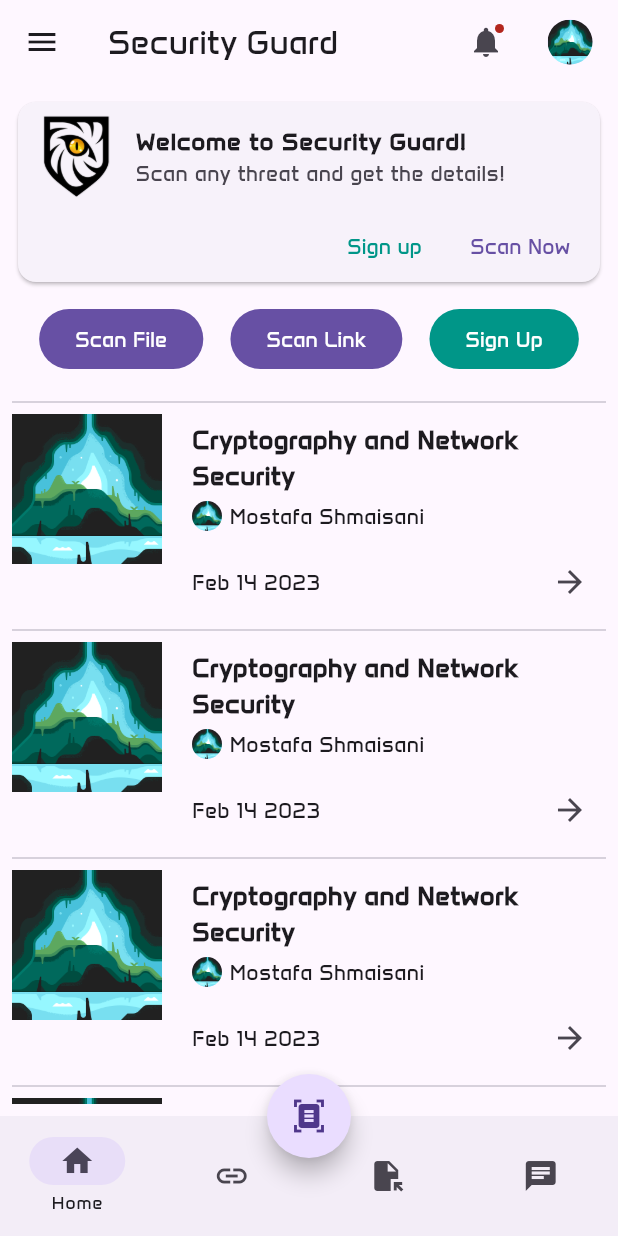
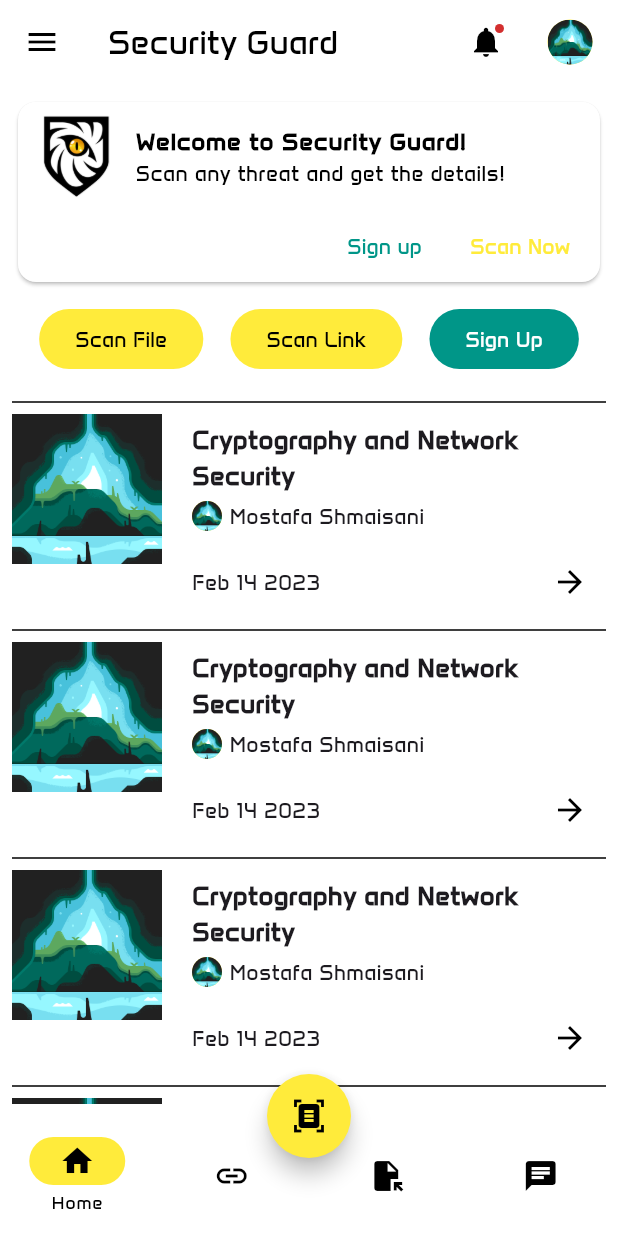
Before and after one commit to shmaisanimostafa/Security-Guard-Mobile, a Flutter app: the screen it shows after launch, on a phone screen of 412 x 824 dp. Run offline on Flutter 3.47's test engine with Material 3 defaults, Android fonts, the phone set to English and light mode, and no system bars.

Commit message:
Try Yellow Theme

```diff
--- a/security_guard/lib/main.dart
+++ b/security_guard/lib/main.dart
@@ -51,7 +51,7 @@
       ),
       theme: ThemeData(
         textTheme: Theme.of(context).textTheme.apply(fontFamily: 'Anta'),
-        // colorScheme: ColorScheme.fromSwatch(primarySwatch: Colors.yellow),
+        colorScheme: ColorScheme.fromSwatch(primarySwatch: Colors.yellow),
       ),
       home: Scaffold(
         appBar: AppBar(
```
